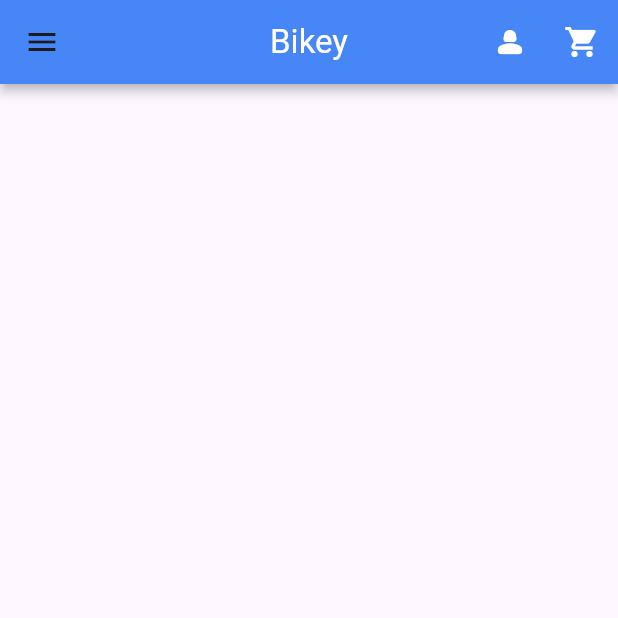
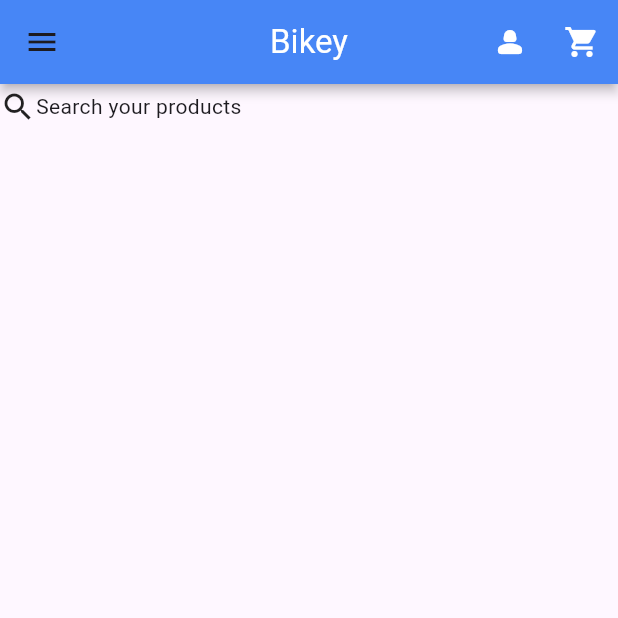
Before and after one commit to Tosin8/tutorialspoint_demo, a Flutter app: the screen it shows after launch, on a phone screen of 412 x 824 dp, the top half of it. Run offline on Flutter 3.47's test engine with Material 2 defaults, Android fonts, the phone set to English and light mode, and no system bars.

Commit message:
Update home_page.dart

```diff
--- a/lib/screen/home_page.dart
+++ b/lib/screen/home_page.dart
@@ -34,7 +34,23 @@ class HomePage extends StatelessWidget {
             ),
           ],
         ),
-        body: ListView(),
+        body: ListView(
+          children: [
+            Container(
+              height: 30,
+              width: 100,
+              decoration: BoxDecoration(
+                borderRadius: BorderRadius.circular(30),
+              ),
+              child: Row(
+                children: [
+                  const Icon(Icons.search),
+                  Text('Search your products'),
+                ],
+              ),
+            )
+          ],
+        ),
         drawer: const Bikey_Drawer());
   }
 }
```
